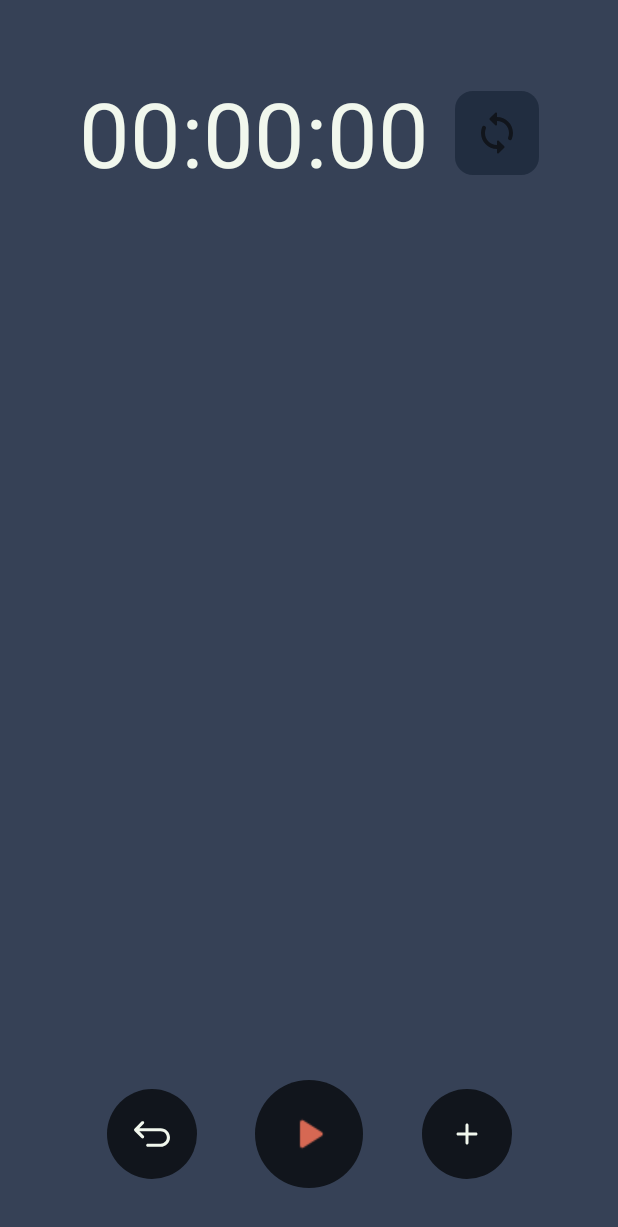
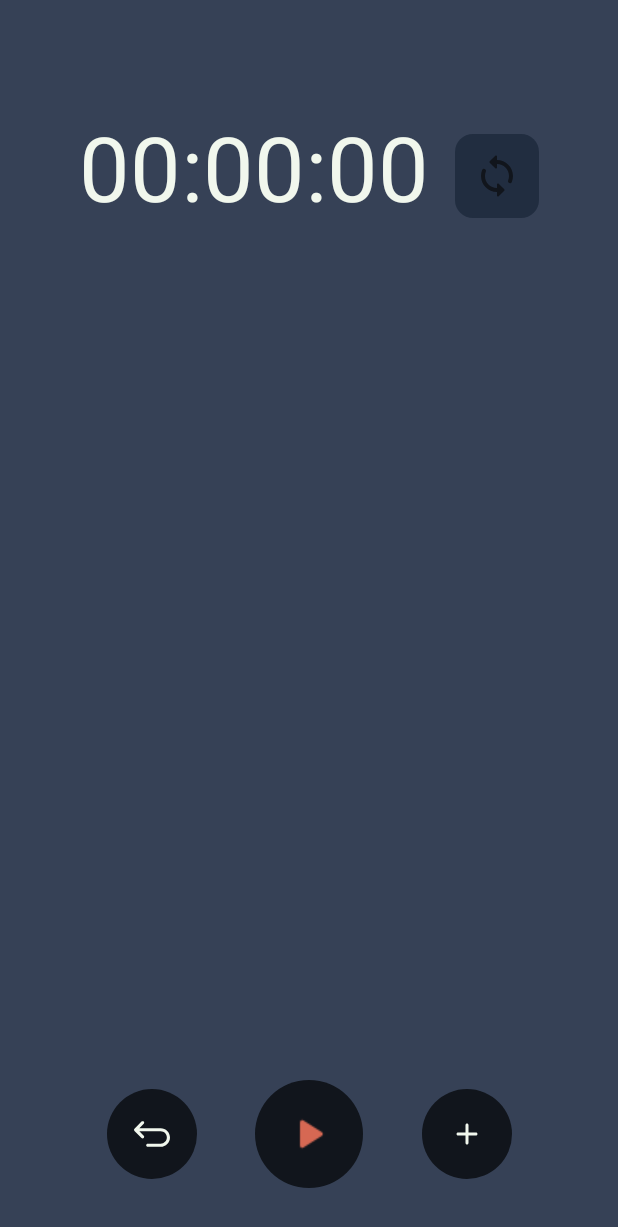
Before and after one commit to UnayShah/CountdownTimer, an Android app: the TimerActivity screen opened directly, with no data from a screen before it, on a phone screen of 412 x 824 dp. Shown: the top 1227 px of the screen. Run offline under Robolectric (Android 15) with nearby library versions, the phone set to English and light mode, and no system bars; 2 statements that could not run were skipped.

Commit message:
Added timer name in timer page. Added add button and timer group to timer name transition

```diff
--- a/app/src/main/java/com/example/countdownTimer/HomeActivity.java
+++ b/app/src/main/java/com/example/countdownTimer/HomeActivity.java
@@ -1,6 +1,8 @@
 package com.example.countdownTimer;
 
+import android.app.ActivityOptions;
 import android.os.Bundle;
+import android.util.Pair;
 import android.view.Gravity;
 import android.view.View;
 import android.view.ViewGroup;
@@ -38,7 +40,7 @@ public class HomeActivity extends AppCompatActivity implements View.OnClickListe
         homeAddButton = findViewById(R.id.home_add_button);
         homeAddButton.setOnClickListener(this);
         recyclerView = findViewById(R.id.timerGroupScrollViewRecyclerView);
-        recyclerAdapter = new RecyclerAdapter();
+        recyclerAdapter = new RecyclerAdapter(this);
         recyclerView.setLayoutManager(new LinearLayoutManager(getApplicationContext()));
         recyclerView.setAdapter(recyclerAdapter);
         recyclerAdapter.notifyDataSetChanged();
--- a/app/src/main/java/com/example/countdownTimer/RecyclerAdapter.java
+++ b/app/src/main/java/com/example/countdownTimer/RecyclerAdapter.java
@@ -1,6 +1,9 @@
 package com.example.countdownTimer;
 
+import android.app.Activity;
+import android.app.ActivityOptions;
 import android.content.Intent;
+import android.util.Pair;
 import android.view.Gravity;
 import android.view.LayoutInflater;
 import android.view.MotionEvent;
@@ -29,11 +32,14 @@ import java.util.Collections;
 public class RecyclerAdapter extends RecyclerView.Adapter<RecyclerAdapter.ListItemViewHolder> implements ItemMoveCallback.ItemTouchHelperContract {
     LayoutInflater layoutInflater;
     IStartDragListener startDragListener;
+    Activity activity;
 
-    public RecyclerAdapter() {
+    public RecyclerAdapter(Activity activity) {
+        this.activity = activity;
     }
 
-    public RecyclerAdapter(IStartDragListener iStartDragListener) {
+    public RecyclerAdapter(IStartDragListener iStartDragListener, Activity activity) {
+        this(activity);
         this.startDragListener = iStartDragListener;
     }
 
@@ -55,13 +61,16 @@ public class RecyclerAdapter extends RecyclerView.Adapter<RecyclerAdapter.ListIt
     @Override
     public int getItemCount() {
         DataHolder.getInstance().setDisableButtonClick(false);
+        if (!DataHolder.getInstance().getStackNavigation().empty())
+            ((TextView) activity.findViewById(R.id.timer_name)).setText(DataHolder.getInstance().getStackNavigation().peek());
         return DataHolder.getInstance().getListTimerGroup().size();
     }
 
     @Override
     public void onRowMoved(int fromPosition, int toPosition) {
         Collections.swap(DataHolder.getInstance().getListTimerGroup(), fromPosition, toPosition);
-        DataHolder.getInstance().setQueueTimers(DataHolder.getInstance().getAllTimerGroups().get(DataHolder.getInstance().getMapTimerGroups().get(DataHolder.getInstance().getStackNavigation().peek())).getTimersQueue());
+        if (DataHolder.getInstance().getMapTimerGroups().get(DataHolder.getInstance().getStackNavigation().peek()) != null)
+            DataHolder.getInstance().setQueueTimers(DataHolder.getInstance().getAllTimerGroups().get(DataHolder.getInstance().getMapTimerGroups().get(DataHolder.getInstance().getStackNavigation().peek())).getTimersQueue());
         this.notifyItemMoved(fromPosition, toPosition);
     }
 
@@ -83,6 +92,9 @@ public class RecyclerAdapter extends RecyclerView.Adapter<RecyclerAdapter.ListIt
         ImageButton button1;
         ImageButton button2;
         TimerGroupType timerGroupType;
+        Pair[] animationPairs;
+        ActivityOptions options;
+
 
         public ListItemViewHolder(@NonNull final View itemView) {
             super(itemView);
@@ -142,10 +154,14 @@ public class RecyclerAdapter extends RecyclerView.Adapter<RecyclerAdapter.ListIt
 
         private void textViewPress() {
             Intent intent;
+            intent = new Intent(itemView.getContext(), TimerActivity.class);
             DataHolder.getInstance().getStackNavigation().push(String.valueOf(timerText.getText()));
             if (DataHolder.getInstance().getStackNavigation().size() <= 1) {
-                intent = new Intent(itemView.getContext(), TimerActivity.class);
-                itemView.getContext().startActivity(intent);
+                animationPairs = new Pair[2];
+                animationPairs[0] = new Pair<>(activity.findViewById(R.id.home_add_button), "timer_name_popup_transition");
+                animationPairs[1] = new Pair<>(itemView.findViewById(R.id.timer_textViewList), "timer_name_transition");
+                options = ActivityOptions.makeSceneTransitionAnimation(activity, animationPairs);
+                itemView.getContext().startActivity(intent, options.toBundle());
             } else {
                 if (DataHolder.getInstance().getMapTimerGroups().containsKey(DataHolder.getInstance().getStackNavigation().peek()))
                     DataHolder.getInstance().setListTimerGroup(DataHolder.getInstance().getAllTimerGroups().get(DataHolder.getInstance().getMapTimerGroups().get(DataHolder.getInstance().getStackNavigation().peek())).getListTimerGroup());
--- a/app/src/main/java/com/example/countdownTimer/TimerActivity.java
+++ b/app/src/main/java/com/example/countdownTimer/TimerActivity.java
@@ -50,7 +50,7 @@ public class TimerActivity extends AppCompatActivity implements View.OnClickList
 
     public void init() {
         recyclerView = findViewById(R.id.timers_scrollView_recyclerView);
-        recyclerAdapter = new RecyclerAdapter(this);
+        recyclerAdapter = new RecyclerAdapter(this, this);
         recyclerView.setLayoutManager(new LinearLayoutManager(getApplicationContext()));
         recyclerView.setAdapter(recyclerAdapter);
         timerTextView = findViewById(R.id.timer_textView);
@@ -165,9 +165,9 @@ public class TimerActivity extends AppCompatActivity implements View.OnClickList
     }
 
     private void returnButton() {
-        stopTimer();
         DataHolder.getInstance().getQueueTimers().removeAll(new LinkedList<Timer>());
         if (!DataHolder.getInstance().getStackNavigation().empty()) {
+            stopTimer();
             DataHolder.getInstance().getStackNavigation().pop();
             if (DataHolder.getInstance().getStackNavigation().empty()) {
                 DataHolder.getInstance().setListTimerGroup(DataHolder.getInstance().getAllTimerGroups());
--- a/app/src/main/res/layout/timer_layout_recycler.xml
+++ b/app/src/main/res/layout/timer_layout_recycler.xml
@@ -3,6 +3,7 @@
     xmlns:app="http://schemas.android.com/apk/res-auto"
     xmlns:tools="http://schemas.android.com/tools"
     android:id="@+id/timer_layout"
+    android:transitionName="timer_expand"
     android:layout_width="match_parent"
     android:layout_height="match_parent"
     android:background="@color/background"
@@ -25,17 +26,32 @@
         app:layout_constraintRight_toRightOf="parent"
         app:layout_constraintTop_toTopOf="parent">
 
+        <TextView
+            android:id="@+id/timer_name"
+            android:layout_width="match_parent"
+            android:layout_height="wrap_content"
+            android:paddingLeft="@dimen/padding_small"
+            android:paddingRight="@dimen/padding_small"
+            android:paddingBottom="@dimen/padding_vvsmall"
+            android:textColor="@color/text"
+            android:textSize="@dimen/padding_medium"
+            android:transitionName="timer_name_transition"
+            app:layout_constraintBottom_toTopOf="@id/timer_text_fragment"
+            app:layout_constraintLeft_toLeftOf="parent"
+            app:layout_constraintRight_toRightOf="parent"
+            app:layout_constraintTop_toTopOf="parent" />
+
         <fragment
             android:id="@+id/timer_text_fragment"
             android:name="com.example.countdownTimer.fragmentsInflater.timerTextFragmentInflater"
             android:layout_width="wrap_content"
             android:layout_height="match_parent"
             android:layout_gravity="center_vertical"
-            android:layout_marginRight="@dimen/padding_vsmall"
+            android:layout_marginEnd="@dimen/padding_vsmall"
             app:layout_constraintBottom_toBottomOf="parent"
             app:layout_constraintLeft_toLeftOf="parent"
             app:layout_constraintRight_toLeftOf="@id/loop_fragment"
-            app:layout_constraintTop_toTopOf="parent"
+            app:layout_constraintTop_toBottomOf="@id/timer_name"
             tools:layout="@layout/timer_text" />
 
         <fragment
@@ -48,7 +64,7 @@
             app:layout_constraintBottom_toBottomOf="parent"
             app:layout_constraintLeft_toRightOf="@id/timer_text_fragment"
             app:layout_constraintRight_toRightOf="parent"
-            app:layout_constraintTop_toTopOf="parent"
+            app:layout_constraintTop_toBottomOf="@id/timer_name"
             tools:layout="@layout/loop_button" />
     </androidx.constraintlayout.widget.ConstraintLayout>
 
@@ -128,7 +144,7 @@
                 android:contentDescription="@string/add_button"
                 android:padding="@dimen/padding_small_medium"
                 android:src="@drawable/ic_round_add"
-                android:transitionName="timer_picker_popup_transition"
+                android:transitionName="timer_name_popup_transition"
                 app:layout_constraintBottom_toBottomOf="parent"
                 app:layout_constraintLeft_toRightOf="@id/stop_button"
                 app:layout_constraintRight_toRightOf="parent"
--- a/app/src/main/res/layout/timer_text.xml
+++ b/app/src/main/res/layout/timer_text.xml
@@ -9,7 +9,6 @@
         android:layout_width="match_parent"
         android:layout_height="wrap_content"
         android:gravity="center"
-        android:paddingTop="@dimen/padding_small"
         android:paddingBottom="@dimen/padding_small"
         android:text="@string/timer_zero"
         android:textColor="@color/text"
```
Also changed, not shown: app/src/main/res/layout/add_timer.xml (+14 -17 lines).
